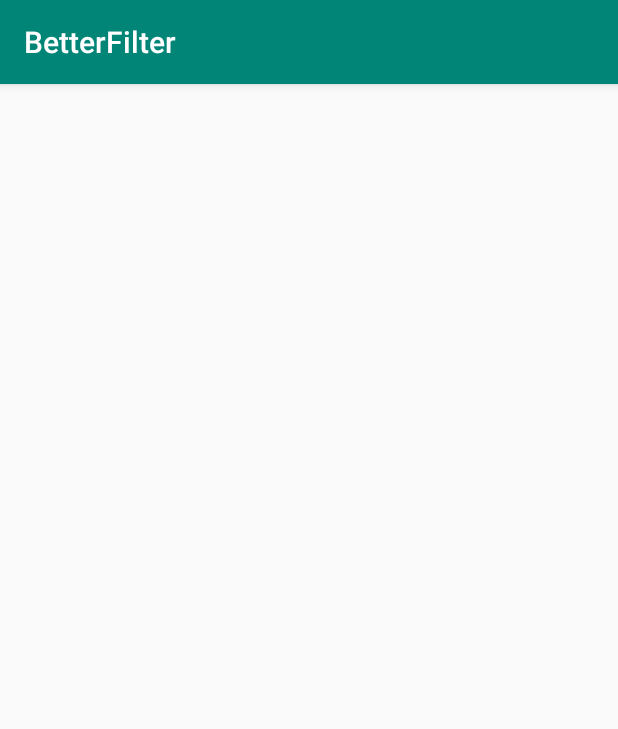
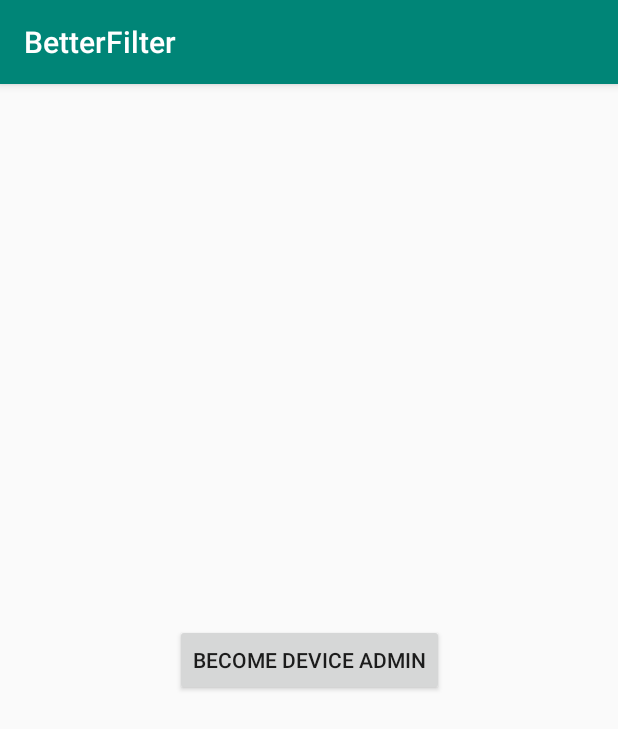
Before and after one commit to Jolt151/BetterFilter, an Android app: the AdminActivity screen opened directly, with no data from a screen before it, on a phone screen of 412 x 824 dp. Shown: the top 729 px of the screen. Run offline under Robolectric (Android 15) with nearby library versions, the phone set to English and light mode, and no system bars.

Commit message:
Have the admin activity look like its doing something

```diff
--- a/app/src/main/java/com/betterfilter/AdminActivity.kt
+++ b/app/src/main/java/com/betterfilter/AdminActivity.kt
@@ -6,16 +6,11 @@ import android.content.Context
 import android.content.Intent
 import androidx.appcompat.app.AppCompatActivity
 import android.os.Bundle
-import android.widget.Toast
-import android.app.admin.DevicePolicyManager.EXTRA_DEVICE_ADMIN
-import android.app.admin.DevicePolicyManager.EXTRA_PROVISIONING_DEVICE_ADMIN_PACKAGE_NAME
-import android.app.admin.DevicePolicyManager.EXTRA_PROVISIONING_DEVICE_ADMIN_COMPONENT_NAME
-import android.os.Build
-import android.app.admin.DevicePolicyManager.ACTION_PROVISION_MANAGED_PROFILE
-import android.app.Activity
-import android.app.PendingIntent.getActivity
+import android.widget.Button
 import org.jetbrains.anko.AnkoLogger
+import org.jetbrains.anko.find
 import org.jetbrains.anko.info
+import org.jetbrains.anko.toast
 
 
 class AdminActivity : AppCompatActivity(), AnkoLogger {
@@ -26,6 +21,9 @@ class AdminActivity : AppCompatActivity(), AnkoLogger {
         super.onCreate(savedInstanceState)
         setContentView(R.layout.activity_admin)
 
+        val becomeDeviceAdminButton: Button = find(R.id.becomeDeviceAdminButton)
+
+        becomeDeviceAdminButton.setOnClickListener {
             val componentName = ComponentName(this, PolicyAdmin::class.java)
 
             devicePolicyManager = getSystemService(Context.DEVICE_POLICY_SERVICE) as DevicePolicyManager
@@ -41,12 +39,12 @@ class AdminActivity : AppCompatActivity(), AnkoLogger {
                 // explain to user why the application is requesting to be a device
                 // administrator. The system will display this message on the activation
                 // screen.
-//            activateDeviceAdminIntent.putExtra(
-//                DevicePolicyManager.EXTRA_ADD_EXPLANATION,
-//                resources.getString(R.string.device_admin_activation_message)
-//            )
+                activateDeviceAdminIntent.putExtra(DevicePolicyManager.EXTRA_ADD_EXPLANATION, "Stop the filter from being uninstalled")
 
                 startActivityForResult(activateDeviceAdminIntent, 1234)
+            } else {
+                toast("Already a device admin!")
             }
         }
     }
+}
--- a/app/src/main/res/layout/activity_admin.xml
+++ b/app/src/main/res/layout/activity_admin.xml
@@ -7,4 +7,11 @@
         android:layout_height="match_parent"
         tools:context=".AdminActivity">
 
+    <Button
+            android:text="become device admin"
+            android:layout_width="wrap_content"
+            android:layout_height="wrap_content"
+            android:id="@+id/becomeDeviceAdminButton" app:layout_constraintStart_toStartOf="parent"
+            app:layout_constraintHorizontal_bias="0.5" app:layout_constraintEnd_toEndOf="parent"
+            app:layout_constraintTop_toTopOf="parent" app:layout_constraintBottom_toBottomOf="parent"/>
 </androidx.constraintlayout.widget.ConstraintLayout>
```
Lines whose indentation alone changed are shown as unchanged.
